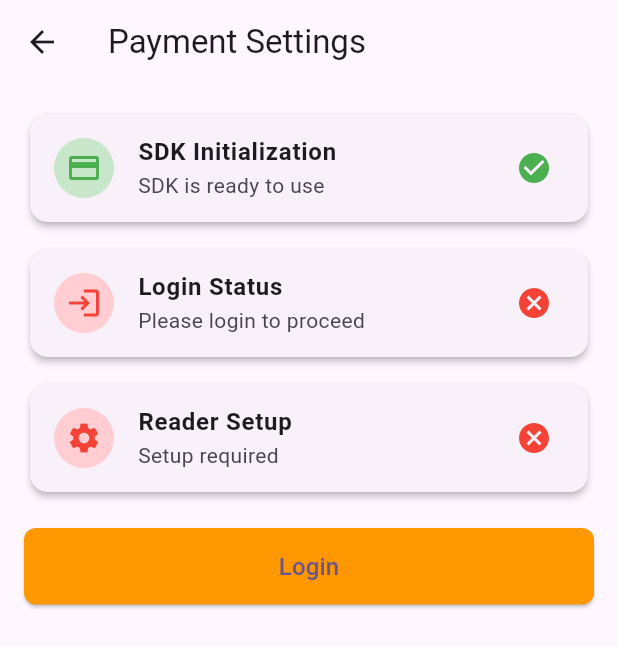
After one commit to ashishbasaula/newvendingmachine, a Flutter app: the PaymentSettingsPage screen opened directly, on a phone screen of 412 x 824 dp. The commit adds this screen. Shown: the top 647 px of the screen. Run offline on Flutter 3.47's test engine with Material 3 defaults, Android fonts, the phone set to English and light mode, and no system bars; our stand-ins replace carousel_slider, cloud_firestore, firebase_core, flutter_smart_dialog, get, lottie and 1 more; missing offline and left inert: sumup; accounts and stored records are empty.

Commit message:
Update the payment methode

```diff
--- /dev/null
+++ b/lib/const/const.dart
@@ -0,0 +1,3 @@
+class PaymentConstant {
+  static const AFFELIATED_KEY = "sup_afk_jUikQTLlaBJSzFpL9QchnLvgw20QUp4V";
+}
--- a/lib/main.dart
+++ b/lib/main.dart
@@ -3,6 +3,7 @@ import 'package:flutter/material.dart';
 import 'package:flutter_smart_dialog/flutter_smart_dialog.dart';
 import 'package:get/get.dart';
 import 'package:newvendingmachine/Services/local_storage_services.dart';
+import 'package:newvendingmachine/controller/PaymentController/payment_controller.dart';
 import 'package:newvendingmachine/controller/Auth/auth_controller.dart';
 import 'package:newvendingmachine/controller/Device/setting_controller.dart';
 import 'package:newvendingmachine/controller/Shipment/shipment_controller.dart';
@@ -16,11 +17,11 @@ void main() async {
   WidgetsFlutterBinding.ensureInitialized();
   await Firebase.initializeApp();
   Get.put(SettingController());
-
   Get.put(AuthController());
   Get.put(CartController());
   Get.put(ItemsController());
   Get.put(ShipmentController());
+  Get.put(PaymentConroller());
 
   final isLogin = await LocalStorageServices.getUserLoginStatus();
   runApp(MyApp(
--- /dev/null
+++ b/lib/view/Payment/super_payment.dart
@@ -0,0 +1,131 @@
+import 'package:flutter/material.dart';
+import 'package:get/get.dart';
+import 'package:newvendingmachine/controller/PaymentController/payment_controller.dart';
+import 'package:newvendingmachine/utils/padding_utils.dart';
+
+class PaymentSettingsPage extends StatelessWidget {
+  PaymentSettingsPage({super.key});
+
+  final paymentController = Get.find<PaymentConroller>();
+
+  Widget _statusTile({
+    required IconData icon,
+    required String title,
+    required bool isSuccess,
+    String? subtitle,
+  }) {
+    return Card(
+      shape: RoundedRectangleBorder(borderRadius: BorderRadius.circular(12)),
+      elevation: 2,
+      child: ListTile(
+        leading: CircleAvatar(
+          backgroundColor:
+              isSuccess ? Colors.green.shade100 : Colors.red.shade100,
+          child: Icon(
+            icon,
+            color: isSuccess ? Colors.green : Colors.red,
+          ),
+        ),
+        title: Text(title, style: const TextStyle(fontWeight: FontWeight.bold)),
+        subtitle: subtitle != null ? Text(subtitle) : null,
+        trailing: Icon(
+          isSuccess ? Icons.check_circle : Icons.cancel,
+          color: isSuccess ? Colors.green : Colors.red,
+        ),
+      ),
+    );
+  }
+
+  Widget _actionButton({
+    required String label,
+    required VoidCallback onPressed,
+    Color? color,
+  }) {
+    return SizedBox(
+      width: double.infinity,
+      child: ElevatedButton(
+        style: ElevatedButton.styleFrom(
+          backgroundColor: color ?? Theme.of(Get.context!).primaryColor,
+          padding: const EdgeInsets.symmetric(vertical: 14),
+          shape: RoundedRectangleBorder(borderRadius: BorderRadius.circular(8)),
+        ),
+        onPressed: onPressed,
+        child: Text(label, style: const TextStyle(fontSize: 16)),
+      ),
+    );
+  }
+
+  @override
+  Widget build(BuildContext context) {
+    return Scaffold(
+      appBar: AppBar(
+        title: const Text("Payment Settings"),
+      ),
+      body: Obx(
+        () => Padding(
+          padding: PaddingUtils.SCREEN_PADDING,
+          child: Column(
+            crossAxisAlignment: CrossAxisAlignment.start,
+            children: [
+              // SDK Status
+              _statusTile(
+                icon: Icons.payment,
+                title: "SDK Initialization",
+                isSuccess: paymentController.isSdkInitialized.value,
+                subtitle: paymentController.isSdkInitialized.value
+                    ? "SDK is ready to use"
+                    : "Please initialize the SDK",
+              ),
+              const SizedBox(height: 10),
+
+              // Login Status
+              _statusTile(
+                icon: Icons.login,
+                title: "Login Status",
+                isSuccess: paymentController.isLoginSuccess.value,
+                subtitle: paymentController.isLoginSuccess.value
+                    ? "Merchant: ${paymentController.merchantResponse.value?.merchantCode ?? "Unknown"}"
+                    : "Please login to proceed",
+              ),
+              const SizedBox(height: 10),
+
+              // Reader Setup
+              _statusTile(
+                icon: Icons.settings,
+                title: "Reader Setup",
+                isSuccess: paymentController.isSettingSuccess.value,
+                subtitle: paymentController.isSettingSuccess.value
+                    ? "Reader is configured"
+                    : "Setup required",
+              ),
+              const SizedBox(height: 20),
+
+              // Actions
+              if (!paymentController.isSdkInitialized.value)
+                _actionButton(
+                  label: "Initialize Payment SDK",
+                  onPressed: paymentController.initializeSumUpSDK,
+                ),
+
+              if (paymentController.isSdkInitialized.value &&
+                  !paymentController.isLoginSuccess.value)
+                _actionButton(
+                  label: "Login",
+                  onPressed: paymentController.handleLogin,
+                  color: Colors.orange,
+                ),
+
+              if (paymentController.isLoginSuccess.value &&
+                  !paymentController.isSettingSuccess.value)
+                _actionButton(
+                  label: "Setup Reader Settings",
+                  onPressed: paymentController.handleOpenSettings,
+                  color: Colors.blue,
+                ),
+            ],
+          ),
+        ),
+      ),
+    );
+  }
+}
--- a/lib/view/Setting/setting_page.dart
+++ b/lib/view/Setting/setting_page.dart
@@ -1,5 +1,6 @@
 import 'package:flutter/material.dart';
 import 'package:get/get.dart';
+import 'package:newvendingmachine/view/Payment/super_payment.dart';
 import 'SubPages/advance_option_page.dart';
 import 'SubPages/device_management.dart';
 import 'SubPages/display_setting_page.dart';
@@ -21,6 +22,12 @@ class _SettingPageState extends State<SettingPage> {
   TextEditingController searchController = TextEditingController();
 
   List<CategoryItems> categories = [
+    CategoryItems(
+        name: 'Payment Setting',
+        iconData: Icons.payment,
+        onTap: () {
+          Get.to(() => PaymentSettingsPage());
+        }),
     CategoryItems(
         name: 'System Info',
         iconData: Icons.info,
--- a/pubspec.yaml
+++ b/pubspec.yaml
@@ -44,6 +44,7 @@ dependencies:
   lottie: ^3.3.1
   carousel_slider: ^5.0.0
   http: ^1.3.0
+  sumup: ^0.13.0
 
 dev_dependencies:
   flutter_test:
```
Also changed, not shown: lib/controller/PaymentController/payment_controller.dart (added, +291 -0 lines), lib/controller/Shipment/shipment_controller.dart (+3 -58 lines), lib/view/Dashboard/dashboard_page.dart (+1 -18 lines), lib/view/Payment/payment_list.dart (deleted, +0 -95 lines), lib/view/shopping/check_out_page.dart (+25 -3 lines), pubspec.lock, 2 other files.
